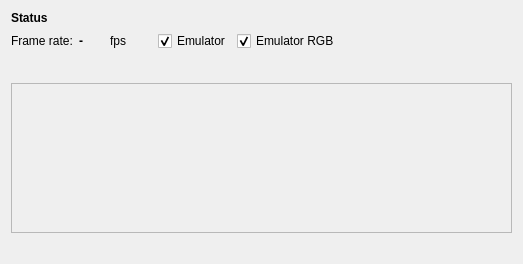
Old version of the form src/gui/ledstripstatuswidget.ui in the repository bartromgens/ledstripstudio.
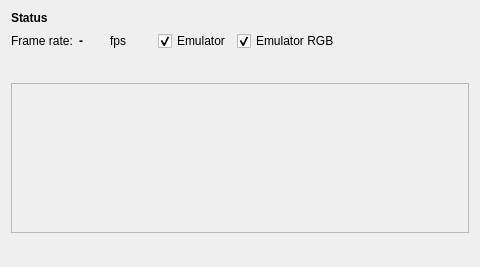
New version of the form. Custom widgets are drawn as their Qt base class.

Commit message:
Auto resize the spectrum bar widget
Always show the full spectrum by rebinning the spectrum.
Rebin in case the widget is resized.

Diff of the .ui file:
```diff
--- a/src/gui/ledstripstatuswidget.ui
+++ b/src/gui/ledstripstatuswidget.ui
@@ -6,14 +6,20 @@
    <rect>
     <x>0</x>
     <y>0</y>
-    <width>523</width>
-    <height>264</height>
+    <width>480</width>
+    <height>267</height>
    </rect>
   </property>
+  <property name="minimumSize">
+   <size>
+    <width>0</width>
+    <height>0</height>
+   </size>
+  </property>
   <property name="maximumSize">
    <size>
-    <width>16777215</width>
-    <height>500</height>
+    <width>10000</width>
+    <height>267</height>
    </size>
   </property>
   <property name="windowTitle">
```
The commit also changes 5 other files.
